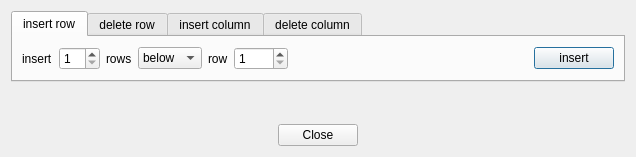
The window that gui/ui/insertDeleteRowColumnWidget.ui (haskelladdict/sconcho) describes before a commit, drawn with Qt 5.
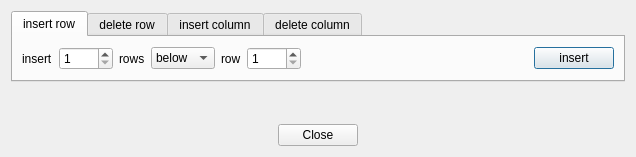
The same window after the commit.

```diff
--- a/gui/ui/insertDeleteRowColumnWidget.ui
+++ b/gui/ui/insertDeleteRowColumnWidget.ui
@@ -40,6 +40,9 @@
              <property name="minimum">
               <number>1</number>
              </property>
+             <property name="maximum">
+              <number>1000</number>
+             </property>
             </widget>
            </item>
            <item>
```
Left out of the diff: 3 changed lines with no effect on the pictures.
